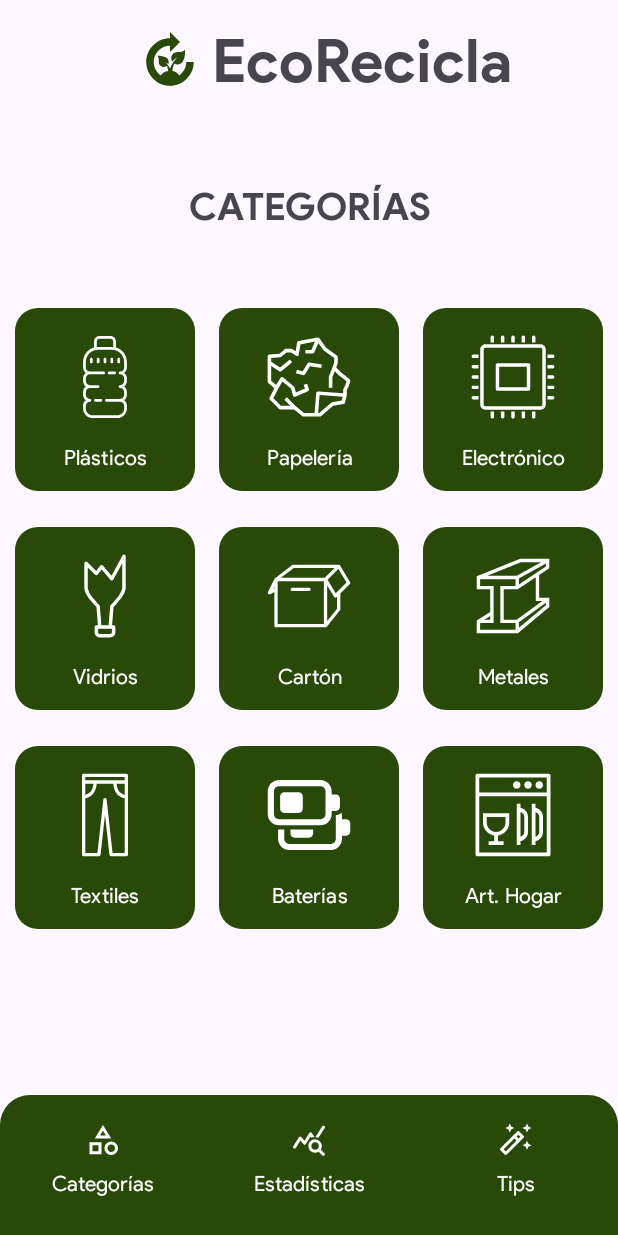
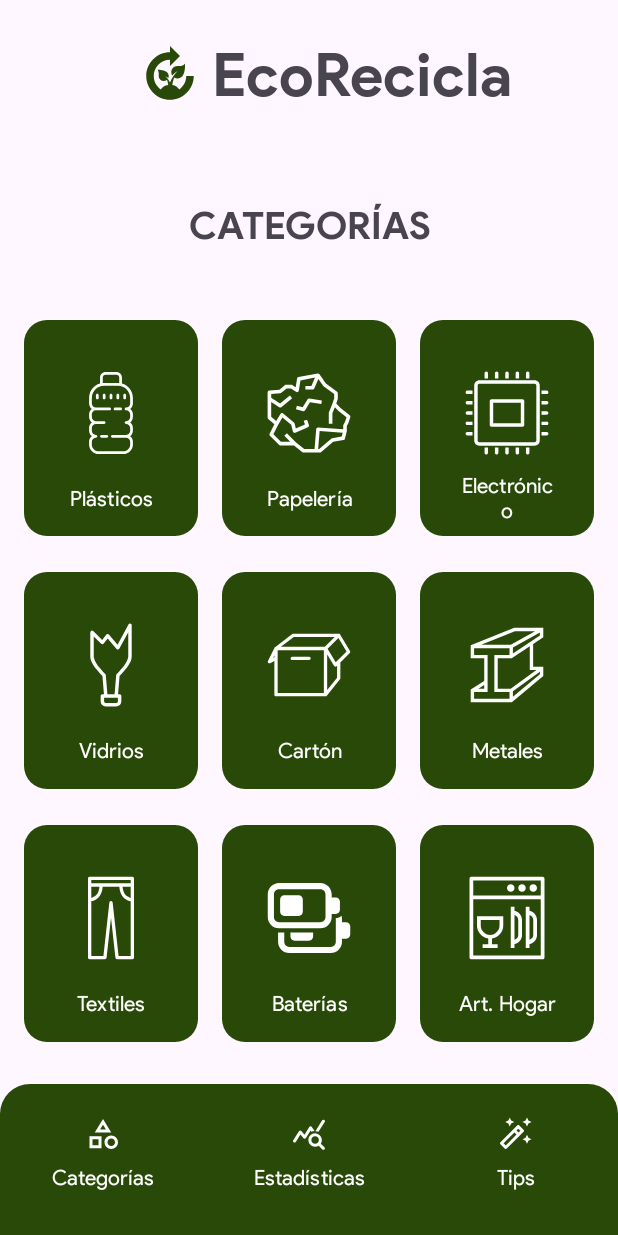
Before and after one commit to AndresFDev/EcoRecicla, an Android app: the CategoriesActivity screen opened directly, with no data from a screen before it, on a phone screen of 412 x 824 dp. Run offline under Robolectric (Android 15) with nearby library versions, the light colour scheme and no system bars.

Commit message:
Categories completed!

```diff
--- a/app/src/main/res/layout/activity_categories.xml
+++ b/app/src/main/res/layout/activity_categories.xml
@@ -1,37 +1,43 @@
 <?xml version="1.0" encoding="utf-8"?>
-<androidx.constraintlayout.widget.ConstraintLayout xmlns:android="http://schemas.android.com/apk/res/android"
+<LinearLayout xmlns:android="http://schemas.android.com/apk/res/android"
     xmlns:app="http://schemas.android.com/apk/res-auto"
     xmlns:tools="http://schemas.android.com/tools"
     android:layout_width="match_parent"
     android:layout_height="match_parent"
+    android:orientation="vertical"
     tools:context=".CategoriesActivity">
 
     <include
         android:id="@+id/tv_title"
         layout="@layout/app_logo"
         android:layout_width="match_parent"
-        android:layout_height="wrap_content"
+        android:layout_height="0dp"
+        android:layout_weight="1"
         app:layout_constraintTop_toTopOf="parent" />
 
     <com.google.android.material.textview.MaterialTextView
         android:id="@+id/tv_category"
         android:layout_width="match_parent"
-        android:layout_height="wrap_content"
+        android:layout_height="0dp"
+        android:layout_weight="1"
         android:fontFamily="@font/product_sans_bold"
+        android:gravity="center"
         android:text="Categorías"
         android:textAlignment="center"
         android:textAllCaps="true"
         android:textSize="25sp"
-        app:layout_constraintTop_toBottomOf="@id/tv_title"
-        app:layout_constraintBottom_toTopOf="@id/gl_categories"/>
+        app:layout_constraintBottom_toTopOf="@id/gl_categories"
+        app:layout_constraintTop_toBottomOf="@id/tv_title" />
 
     <GridLayout
         android:id="@+id/gl_categories"
         android:layout_width="match_parent"
-        android:layout_height="wrap_content"
+        android:layout_height="0dp"
+        android:layout_marginHorizontal="8dp"
+        android:layout_marginBottom="16dp"
+        android:layout_weight="5"
         android:columnCount="3"
         android:rowCount="3"
-        android:layout_margin="2dp"
         app:layout_constraintBottom_toBottomOf="parent"
         app:layout_constraintEnd_toEndOf="parent"
         app:layout_constraintStart_toStartOf="parent"
@@ -115,7 +121,8 @@
         android:id="@+id/menu"
         layout="@layout/nav_menu"
         android:layout_width="match_parent"
-        android:layout_height="wrap_content"
+        android:layout_height="0dp"
+        android:layout_weight="1"
         app:layout_constraintBottom_toBottomOf="parent" />
 
-</androidx.constraintlayout.widget.ConstraintLayout>
+</LinearLayout>
--- a/app/src/main/res/values/themes.xml
+++ b/app/src/main/res/values/themes.xml
@@ -42,10 +42,10 @@
         <item name="iconSize">60dp</item>
         <item name="android:layout_margin">8dp</item>
         <item name="android:layout_columnWeight">1</item>
-        <item name="android:layout_height">130dp</item>
+        <item name="android:layout_height">0dp</item>
         <item name="android:layout_width">0dp</item>
-        <item name="android:paddingTop">16dp</item>
-        <item name="android:layout_weight">1</item>
+        <item name="android:paddingTop">32dp</item>
+        <item name="android:layout_rowWeight">1</item>
     </style>
 
 </resources>
```
